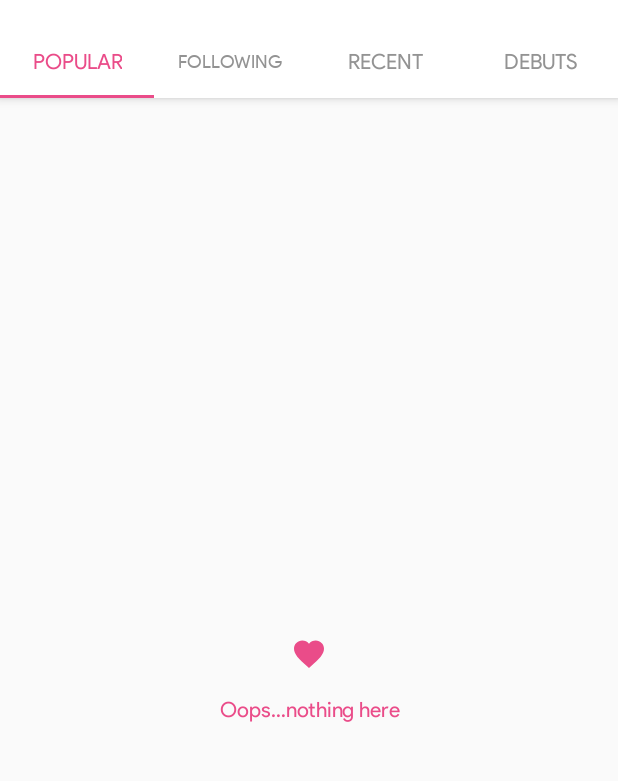
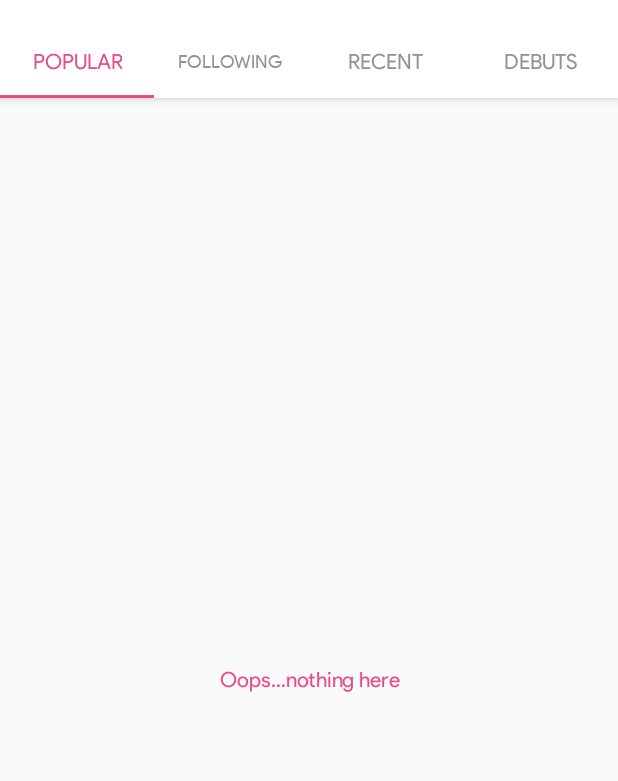
Before and after one commit to TonnyL/Mango, an Android app: the MainFragment screen opened directly, with no data from a screen before it, on a phone screen of 412 x 824 dp, the part 58-839 px from its top. Run offline under Robolectric (Android 15) with nearby library versions, the phone set to English and light mode, and no system bars; our stand-ins replace RxJava; network calls fail.

Commit message:
Fix bug: when the shot list is empty, the swipe refresh layout doesn't work of user profile page

```diff
--- a/app/src/main/java/io/github/tonnyl/mango/ui/main/MainFragment.kt
+++ b/app/src/main/java/io/github/tonnyl/mango/ui/main/MainFragment.kt
@@ -84,7 +84,7 @@ class MainFragment : Fragment(), MainContract.View {
         val id = item?.itemId
         if (id == R.id.action_logout) {
             showLogoutDialog()
-        } else if (id == R.id.action_about) {
+        } else if (id == R.id.action_settings) {
             context.startActivity<SettingsActivity>()
         }
         return true
--- a/app/src/main/res/layout/fragment_simple_list.xml
+++ b/app/src/main/res/layout/fragment_simple_list.xml
@@ -1,5 +1,6 @@
 <?xml version="1.0" encoding="utf-8"?>
 <android.support.v4.widget.SwipeRefreshLayout xmlns:android="http://schemas.android.com/apk/res/android"
+    xmlns:tools="http://schemas.android.com/tools"
     android:id="@+id/refresh_layout"
     android:layout_width="match_parent"
     android:layout_height="match_parent">
@@ -15,36 +16,27 @@
             android:clipToPadding="false"
             android:fadeScrollbars="true"
             android:scrollbarFadeDuration="1"
-            android:scrollbars="vertical" />
+            android:scrollbars="vertical"
+            tools:visibility="gone" />
 
-        <LinearLayout
+        <android.support.v4.widget.NestedScrollView
             android:id="@+id/empty_view"
             android:layout_width="match_parent"
             android:layout_height="match_parent"
-            android:clickable="true"
-            android:focusable="true"
-            android:gravity="center"
-            android:orientation="vertical"
-            android:visibility="gone">
-
-            <ImageView
-                android:layout_width="wrap_content"
-                android:layout_height="wrap_content"
-                android:contentDescription="@string/like_desc"
-                android:hapticFeedbackEnabled="true"
-                android:src="@drawable/ic_favorite_white_24dp"
-                android:tint="@color/colorAccent" />
+            android:visibility="gone"
+            tools:visibility="visible">
 
             <android.support.v7.widget.AppCompatTextView
                 android:layout_width="match_parent"
                 android:layout_height="wrap_content"
-                android:layout_marginTop="16dp"
+                android:layout_gravity="center"
+                android:gravity="center"
                 android:text="@string/empty_content"
                 android:textAlignment="center"
                 android:textAppearance="@style/TextAppearance.AppCompat.Body1"
                 android:textColor="@color/colorAccent" />
 
-        </LinearLayout>
+        </android.support.v4.widget.NestedScrollView>
 
     </FrameLayout>
 
--- a/app/src/main/res/menu/menu_main.xml
+++ b/app/src/main/res/menu/menu_main.xml
@@ -15,7 +15,7 @@
             <group android:checkableBehavior="none">
 
                 <item
-                    android:id="@+id/action_about"
+                    android:id="@+id/action_settings"
                     android:icon="@drawable/ic_settings_black_24dp"
                     android:orderInCategory="1"
                     android:title="@string/action_settings"
```
Also changed, not shown: app/src/main/java/io/github/tonnyl/mango/ui/shot/ShotFragment.kt (+5 -7 lines), app/src/main/java/io/github/tonnyl/mango/ui/shot/comments/CommentsPresenter.kt (+19 -0 lines).
